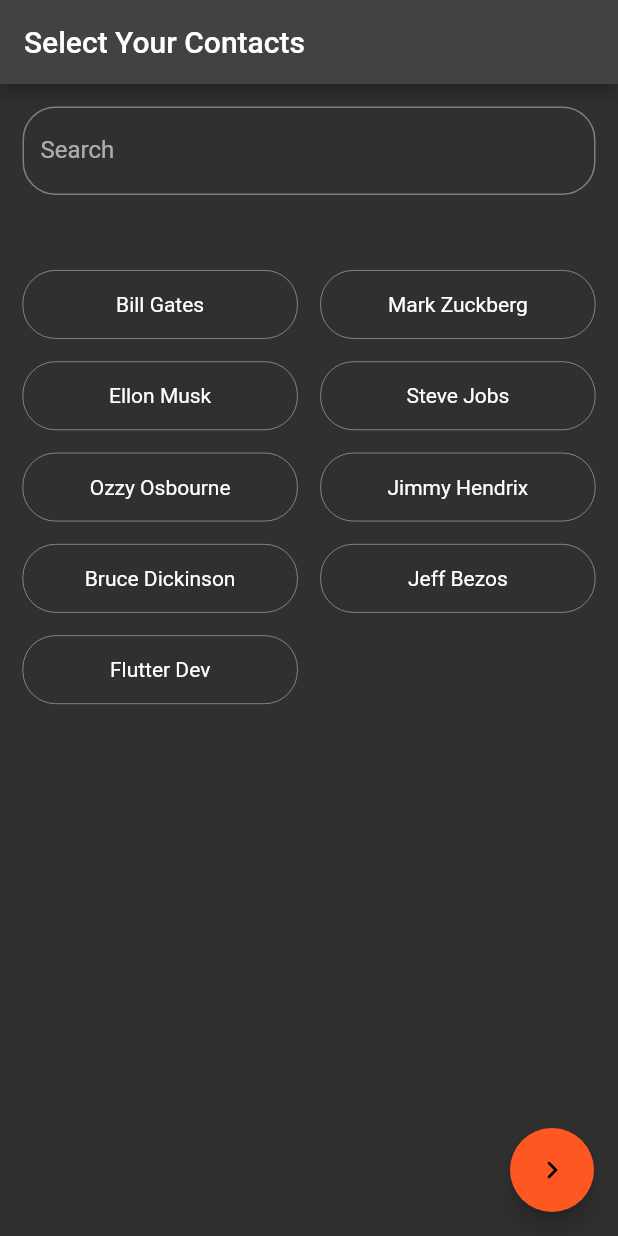
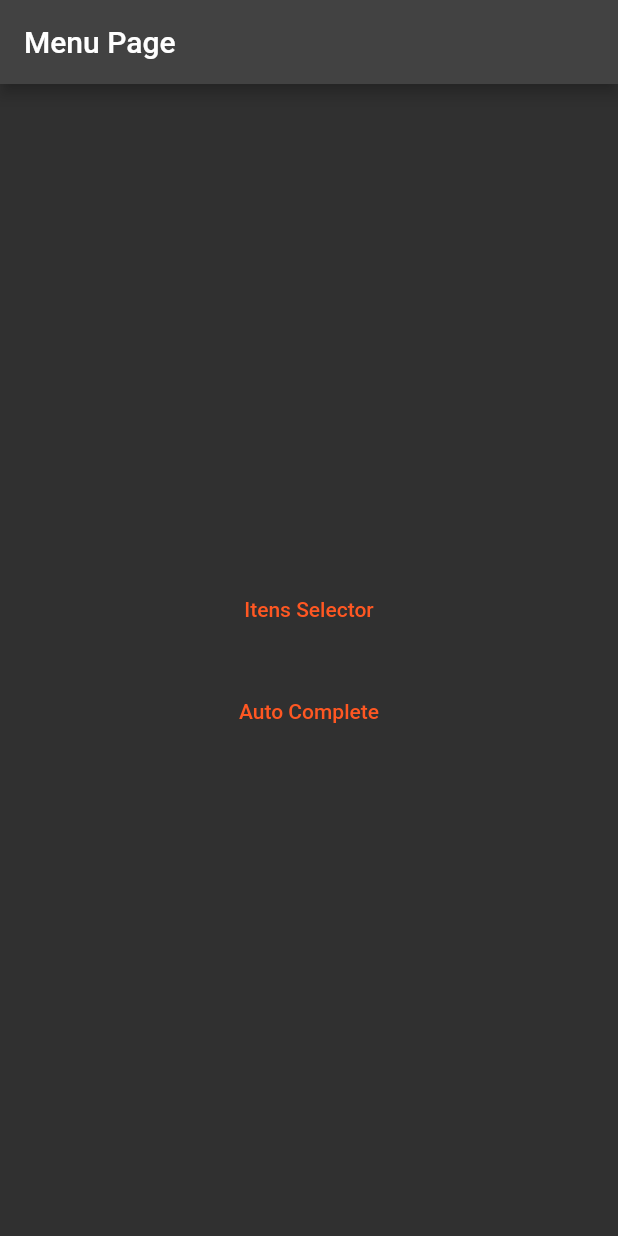
Before and after one commit to joaovictorgarcia10/ItemSelector, a Flutter app: the screen it shows after launch, on a phone screen of 412 x 824 dp. Run offline on Flutter 3.47's test engine with Material 2 defaults, Android fonts, the phone set to English and light mode, and no system bars.

Commit message:
new features

```diff
--- a/lib/controller/home_controller.dart
+++ b/lib/controller/app_controller.dart
@@ -1,7 +1,7 @@
 import 'package:flutter/foundation.dart';
 import 'package:topic_selector/model/contact_model.dart';
 
-class HomeController extends ChangeNotifier {
+class AppController extends ChangeNotifier {
   List<ContactModel> contactsList = [
     ContactModel(name: "Bill Gates"),
     ContactModel(name: "Mark Zuckberg"),
@@ -15,9 +15,7 @@
   ];
 
   List<ContactModel> searchList = [];
-
   List<ContactModel> selectedList = [];
-
   bool startSearch = false;
 
   setStartSearch({required bool value}) {
--- a/lib/main.dart
+++ b/lib/main.dart
@@ -1,5 +1,7 @@
 import 'package:flutter/material.dart';
-import 'package:topic_selector/view/home_page.dart';
+import 'package:topic_selector/pages/autocomplete/autocomplete_page.dart';
+import 'package:topic_selector/pages/menu_page.dart';
+import 'package:topic_selector/pages/selectable/select_page.dart';
 
 void main() {
   runApp(const MyApp());
@@ -12,12 +14,18 @@
   @override
   Widget build(BuildContext context) {
     return MaterialApp(
+      debugShowCheckedModeBanner: false,
       title: 'Flutter Demo',
       theme: ThemeData(
         brightness: Brightness.dark,
         primarySwatch: Colors.deepOrange,
       ),
-      home: const HomePage(title: 'Select Your Contacts'),
+      initialRoute: "/",
+      routes: {
+        "/": (context) => const MenuPage(),
+        "/select": (context) => const SelectPage(title: "Select your contacts"),
+        "/autocomplete": (context) => const AutocompletePage(),
+      },
     );
   }
 }
--- /dev/null
+++ b/lib/pages/menu_page.dart
@@ -0,0 +1,39 @@
+import 'package:flutter/material.dart';
+
+class MenuPage extends StatefulWidget {
+  const MenuPage({Key? key}) : super(key: key);
+
+  @override
+  State<MenuPage> createState() => _MenuPageState();
+}
+
+class _MenuPageState extends State<MenuPage> {
+  @override
+  Widget build(BuildContext context) {
+    return Scaffold(
+      appBar: AppBar(
+        title: const Text('Menu Page'),
+      ),
+      body: Center(
+        child: Column(
+          mainAxisAlignment: MainAxisAlignment.center,
+          children: [
+            TextButton(
+              child: const Text("Itens Selector"),
+              onPressed: () {
+                Navigator.pushNamed(context, "/select");
+              },
+            ),
+            const SizedBox(height: 20.0),
+            TextButton(
+              child: const Text("Auto Complete"),
+              onPressed: () {
+                Navigator.pushNamed(context, "/autocomplete");
+              },
+            ),
+          ],
+        ),
+      ),
+    );
+  }
+}
--- a/lib/view/home_page.dart
+++ /dev/null
@@ -1,128 +0,0 @@
-import 'package:flutter/material.dart';
-import 'package:topic_selector/controller/home_controller.dart';
-import 'package:topic_selector/model/contact_model.dart';
-import 'package:topic_selector/view/selected_page.dart';
-
-class HomePage extends StatefulWidget {
-  const HomePage({Key? key, required this.title}) : super(key: key);
-  final String title;
-
-  @override
-  State<HomePage> createState() => _HomePageState();
-}
-
-class _HomePageState extends State<HomePage> {
-  final controller = HomeController();
-
-  @override
-  void dispose() {
-    super.dispose();
-    controller.dispose();
-  }
-
-  @override
-  Widget build(BuildContext context) {
-    return Scaffold(
-      appBar: AppBar(
-        title: Text(widget.title),
-      ),
-      body: Padding(
-        padding: const EdgeInsets.all(15.0),
-        child: Center(
-          child: AnimatedBuilder(
-            animation: controller,
-            builder: (context, child) {
-              return Column(
-                children: [
-                  TextFormField(
-                    decoration: const InputDecoration(
-                      border: OutlineInputBorder(
-                          borderRadius:
-                              BorderRadius.all(Radius.circular(22.0))),
-                      label: Text("Search"),
-                    ),
-                    onChanged: (value) {
-                      if (value != "") {
-                        controller.setStartSearch(value: true);
-                        controller.searchContact(
-                            listToSearch: controller.contactsList,
-                            pattern: value);
-                      } else {
-                        controller.setStartSearch(value: false);
-                      }
-                    },
-                  ),
-                  const SizedBox(height: 50),
-                  Expanded(
-                    child: GridView.builder(
-                      gridDelegate:
-                          const SliverGridDelegateWithFixedCrossAxisCount(
-                        crossAxisCount: 2,
-                        childAspectRatio: 4,
-                        crossAxisSpacing: 15.0,
-                        mainAxisSpacing: 15.0,
-                      ),
-                      itemCount: controller.startSearch
-                          ? controller.searchList.length
-                          : controller.contactsList.length,
-                      itemBuilder: (context, index) {
-                        ContactModel contato = controller.startSearch
-                            ? controller.searchList[index]
-                            : controller.contactsList[index];
-
-                        return InkWell(
-                          onTap: () {
-                            controller.selectContact(contato: contato);
-                            ScaffoldMessenger.of(context).showSnackBar(
-                              SnackBar(
-                                backgroundColor: Colors.deepOrange,
-                                duration: const Duration(milliseconds: 300),
-                                content: !contato.isSelected
-                                    ? Text("${contato.name} Unselected")
-                                    : Text("${contato.name} Selected"),
-                              ),
-                            );
-                          },
-                          child: Container(
-                            decoration: BoxDecoration(
-                                color: !contato.isSelected
-                                    ? Colors.transparent
-                                    : Colors.deepOrange,
-                                border:
-                                    Border.all(color: Colors.grey, width: 0.5),
-                                borderRadius: BorderRadius.circular(22.0)),
-                            child: Center(child: Text(contato.name)),
-                          ),
-                        );
-                      },
-                    ),
-                  ),
-                ],
-              );
-            },
-          ),
-        ),
-      ),
-      floatingActionButton: FloatingActionButton(
-        backgroundColor: Colors.deepOrange,
-        child: const Icon(Icons.navigate_next_rounded),
-        onPressed: () {
-          if (controller.selectedList.isNotEmpty) {
-            Navigator.push(
-                context,
-                MaterialPageRoute(
-                  builder: (context) =>
-                      SelectedPage(selectedList: controller.selectedList),
-                ));
-          } else {
-            ScaffoldMessenger.of(context).showSnackBar(const SnackBar(
-              backgroundColor: Colors.deepOrange,
-              duration: Duration(milliseconds: 700),
-              content: Text("You must select a least one contact!"),
-            ));
-          }
-        },
-      ),
-    );
-  }
-}
```
Also changed, not shown: lib/pages/autocomplete/autocomplete_page.dart (added, +136 -0 lines), lib/pages/selectable/select_page.dart (added, +122 -0 lines), lib/pages/selectable/selected_page.dart (renamed from lib/view/selected_page.dart), pubspec.lock, 3 other files.
